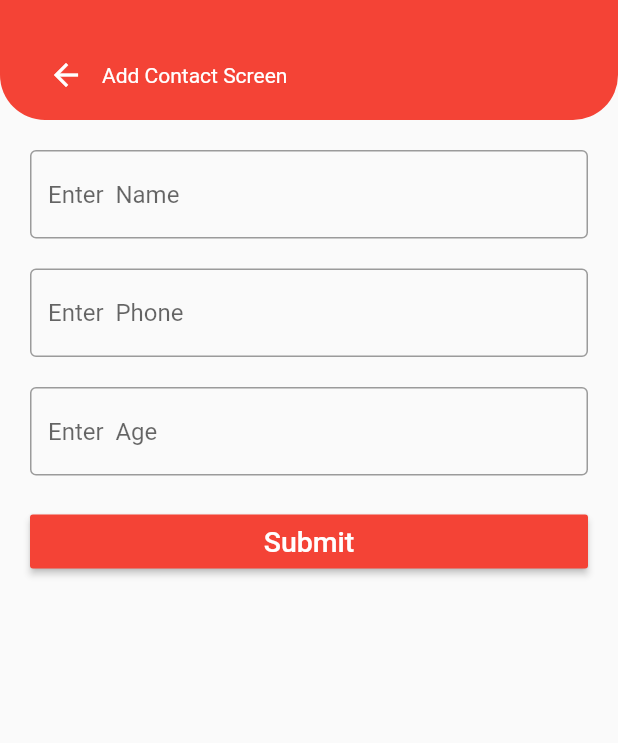
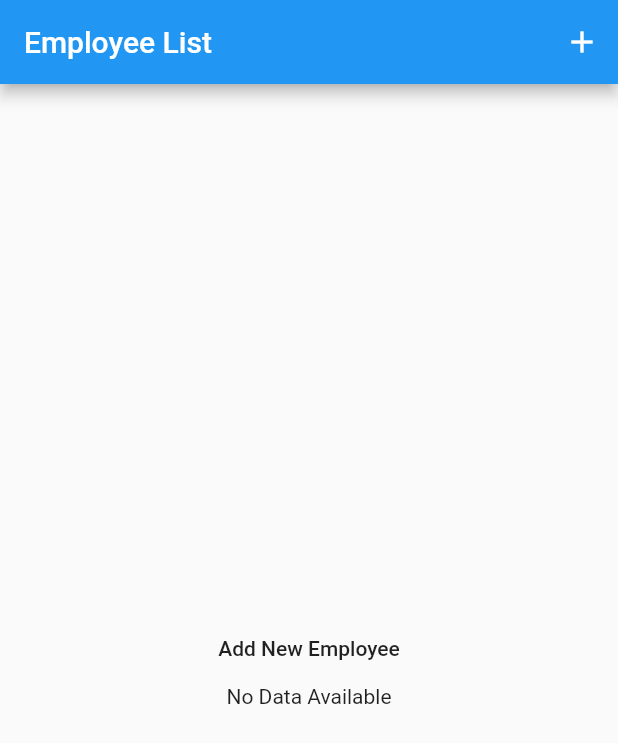
Before and after one commit to duetianmehedishuvo/flutter-batch-02, a Flutter app: the screen it shows after launch, on a phone screen of 412 x 824 dp. Shown: the top 743 px of the screen. Run offline on Flutter 3.47's test engine with Material 2 defaults, Android fonts, the phone set to English and light mode, and no system bars; our stand-ins replace fluttertoast, sqflite; accounts and stored records are empty.

Commit message:
Added database select operation and 60% updated employee value systems done

```diff
--- a/lib/database/helpers/database_helper.dart
+++ b/lib/database/helpers/database_helper.dart
@@ -24,13 +24,19 @@ class DatabaseHelper {
   }
 
   // select
-  static Future<List<EmployeeModel>> getAllEmployees() async {
+
+  // future  async
+  // stream  async*
+
+  static Future<List<EmployeeModel>> getAllEmployeeInformation() async {
     Database db = await open();
-    final List<Map<String, dynamic>> map = await db.query(tableEmployee, orderBy: columnEmpName);
+    // select * from employee; where employeeid=10;
+    // select name from eployee;
     List<EmployeeModel> allEmployees = [];
-    for (var element in map) {
+    List<Map<String, Object?>> allEmployeeData = await db.query(tableEmployee);
+    allEmployeeData.forEach((element) {
       allEmployees.add(EmployeeModel.fromMap(element));
-    }
+    });
     return allEmployees;
   }
 }
--- a/lib/database/pages/add_employee_screens.dart
+++ b/lib/database/pages/add_employee_screens.dart
@@ -1,7 +1,4 @@
 import 'package:flutter/material.dart';
-import 'package:fluttertoast/fluttertoast.dart';
-import 'package:hello_world/contact_db.dart';
-import 'package:hello_world/contact_model.dart';
 import 'package:hello_world/database/helpers/database_helper.dart';
 import 'package:hello_world/database/models/employee_models.dart';
 import 'package:hello_world/widgets/custom_app_bar.dart';
@@ -9,7 +6,9 @@ import 'package:hello_world/widgets/custom_message.dart';
 import 'package:hello_world/widgets/custom_text_field.dart';
 
 class AddEmployeeScreen extends StatefulWidget {
-  const AddEmployeeScreen({Key? key}) : super(key: key);
+  const AddEmployeeScreen({this.isUpdated = false, this.employeeModel, Key? key}) : super(key: key);
+  final bool isUpdated;
+  final EmployeeModel? employeeModel;
 
   @override
   State<AddEmployeeScreen> createState() => _AddEmployeeScreenState();
@@ -22,9 +21,23 @@ class _AddEmployeeScreenState extends State<AddEmployeeScreen> {
   TextEditingController ageController = TextEditingController();
 
   @override
+  void initState() {
+    // TODO: implement initState
+    super.initState();
+    if (widget.isUpdated == true) {
+      nameController.text = widget.employeeModel!.name!;
+      phoneController.text = widget.employeeModel!.phone!;
+      ageController.text = widget.employeeModel!.age!.toString();
+    }
+  }
+
+  @override
   Widget build(BuildContext context) {
     return Scaffold(
-      appBar: CustomAppBar2(title: 'Add Contact Screen'),
+      appBar: CustomAppBar2(
+        title: '${widget.isUpdated == true ? "Update" : "Add"} Employee Screen',
+        height: 90,
+      ),
       body: ListView(
         padding: EdgeInsets.all(20),
         children: [
@@ -46,11 +59,15 @@ class _AddEmployeeScreenState extends State<AddEmployeeScreen> {
                 EmployeeModel employeeModel =
                     EmployeeModel(phone: phoneController.text, name: nameController.text, age: int.parse(ageController.text));
                 int value = await DatabaseHelper.insertEmployee(employeeModel);
-
-                print(value);
+                if (value > 0) {
+                  showToastMessage('Employee inserted successfully', isError: false);
+                  Navigator.of(context).pop(1);
+                } else {
+                  showToastMessage('Data Insert failed');
+                }
               }
             },
-            child: Text('Submit', style: TextStyle(color: Colors.white, fontSize: 19)),
+            child: Text('${widget.isUpdated == true ? 'Update' : "Submit"}', style: TextStyle(color: Colors.white, fontSize: 19)),
             color: Colors.red,
           )
         ],
--- a/lib/database/pages/employee_list_screen.dart
+++ b/lib/database/pages/employee_list_screen.dart
@@ -0,0 +1,64 @@
+import 'package:flutter/cupertino.dart';
+import 'package:flutter/material.dart';
+import 'package:hello_world/database/helpers/database_helper.dart';
+import 'package:hello_world/database/models/employee_models.dart';
+import 'package:hello_world/database/pages/add_employee_screens.dart';
+import 'package:hello_world/database/widgets/employee_widget.dart';
+
+class EmployeeListScreen extends StatefulWidget {
+  const EmployeeListScreen({Key? key}) : super(key: key);
+
+  @override
+  State<EmployeeListScreen> createState() => _EmployeeListScreenState();
+}
+
+class _EmployeeListScreenState extends State<EmployeeListScreen> {
+  @override
+  Widget build(BuildContext context) {
+    return Scaffold(
+      appBar: AppBar(
+        title: Text('Employee List'),
+        actions: [
+          IconButton(
+              onPressed: () {
+                Navigator.of(context).push(MaterialPageRoute(builder: (_) => AddEmployeeScreen())).then((value) {
+                  if (value == 1) {
+                    setState(() {});
+                  } else if (value == null) {}
+                });
+              },
+              icon: Icon(Icons.add))
+        ],
+      ),
+      body: FutureBuilder(
+        future: DatabaseHelper.getAllEmployeeInformation(),
+        builder: (context, AsyncSnapshot<List<EmployeeModel>> snapshot) {
+          if (snapshot.connectionState == ConnectionState.waiting) {
+            return CupertinoActivityIndicator();
+          } else {
+            if (snapshot.data!.isEmpty) {
+              return Center(
+                  child: Column(
+                mainAxisAlignment: MainAxisAlignment.center,
+                children: [
+                  MaterialButton(
+                    onPressed: () {
+                      Navigator.of(context).push(MaterialPageRoute(builder: (_) => AddEmployeeScreen()));
+                    },
+                    child: Text('Add New Employee'),
+                  ),
+                  Text('No Data Available')
+                ],
+              ));
+            }
+            return ListView.builder(
+                itemCount: snapshot.data!.length,
+                itemBuilder: (context, index) {
+                  return EmployeeWidget(snapshot.data![index]);
+                });
+          }
+        },
+      ),
+    );
+  }
+}
--- a/lib/main.dart
+++ b/lib/main.dart
@@ -5,13 +5,14 @@ import 'package:flutter/material.dart';
 import 'package:hello_world/contact_list_screen.dart';
 import 'package:hello_world/custom_ludo_king_widget.dart';
 import 'package:hello_world/database/pages/add_employee_screens.dart';
+import 'package:hello_world/database/pages/employee_list_screen.dart';
 import 'package:hello_world/helper.dart';
 import 'package:hello_world/month_names_list_screen.dart';
 
 void main() {
   runApp(MaterialApp(
     debugShowCheckedModeBanner: false,
-    home: AddEmployeeScreen(),
+    home: EmployeeListScreen(),
   ));
 }
 
```
Also changed, not shown: lib/database/widgets/employee_widget.dart (added, +48 -0 lines), lib/widgets/custom_app_bar.dart (+46 -6 lines).
